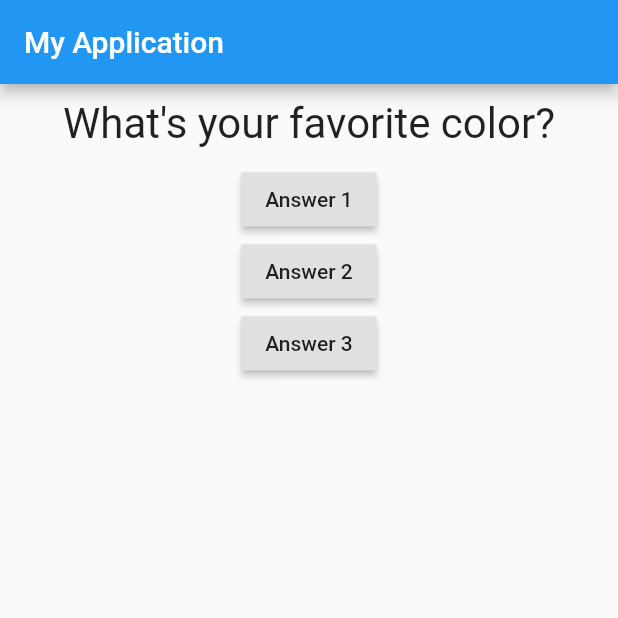
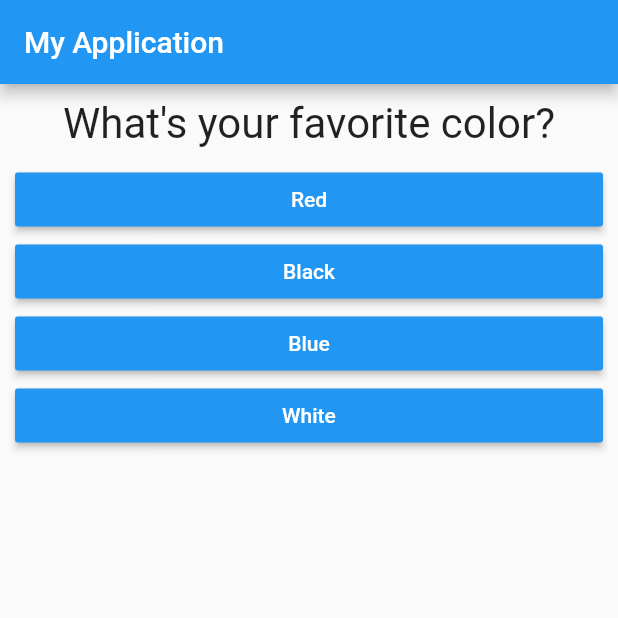
Before and after one commit to asasouza/flutter-studies, a Flutter app: the screen it shows after launch, on a phone screen of 412 x 824 dp, the top half of it. Run offline on Flutter 3.47's test engine with Material 2 defaults, Android fonts, the phone set to English and light mode, and no system bars.

Commit message:
Class 42-49

```diff
--- /dev/null
+++ b/flutter_basics/lib/answer.dart
@@ -0,0 +1,22 @@
+import 'package:flutter/material.dart';
+
+class Answer extends StatelessWidget {
+  final Function onAnswer;
+  final String text;
+
+  Answer(this.text, this.onAnswer);
+
+  @override
+  Widget build(BuildContext context) {
+    return Container(
+      child: RaisedButton(
+        child: Text(text),
+        color: Colors.blue,
+        textColor: Colors.white,
+        onPressed: onAnswer,
+      ),
+      margin: EdgeInsets.symmetric(horizontal: 10),
+      width: double.infinity,
+    );
+  }
+}
--- a/flutter_basics/lib/main.dart
+++ b/flutter_basics/lib/main.dart
@@ -1,6 +1,7 @@
 import 'package:flutter/material.dart';
 
 import './question.dart';
+import './answer.dart';
 
 // void main() {
 //  runApp(MainApp());
@@ -29,35 +30,38 @@ class _MainAppState extends State<MainApp> {
 
   @override
   Widget build(BuildContext context) {
-    var questions = [
-      'What\'s your favorite color?',
-      'What\'s your favorite animal?'
+    const questions = [
+      {
+        'question': 'What\'s your favorite color?',
+        'answers': ['Red', 'Black', 'Blue', 'White']
+      },
+      {
+        'question': 'What\'s your favorite animal?',
+        'answers': ['Dog', 'Cat', 'Horse', 'Chicken']
+      },
+      {
+        'question': 'What\'s your favorite character?',
+        'answers': ['Batman', 'Superman', 'Spider Man', 'Thor']
+      },
     ];
     return MaterialApp(
       home: Scaffold(
         appBar: AppBar(
           title: Text('My Application'),
         ),
-        body: Column(
-          children: [
-            Question(questions[_questionIndex]),
-            RaisedButton(
-              child: Text('Answer 1'),
-              onPressed: _onAnswer,
-            ),
-            RaisedButton(
-              child: Text('Answer 2'),
-              onPressed: () => print('Answer 2 chosen'),
-            ),
-            RaisedButton(
-              child: Text('Answer 3'),
-              onPressed: () {
-                //...
-                print('Answer 3 chosen');
-              },
-            ),
-          ],
-        ),
+        body: _questionIndex < questions.length
+            ? Column(
+                children: [
+                  Question(questions[_questionIndex]['question']),
+                  ...(questions[_questionIndex]['answers'] as List<String>)
+                      .map((answer) {
+                    return Answer(answer, _onAnswer);
+                  }).toList(),
+                ],
+              )
+            : Center(
+                child: Text('You did it!'),
+              ),
       ),
     );
   }
```
